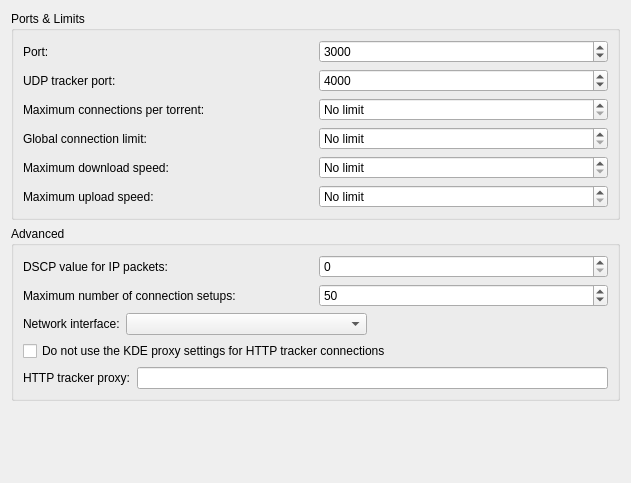
This is ktorrent/networkpref.ui in KDE/ktorrent as Qt 5 draws it before an edit. The edited form follows.
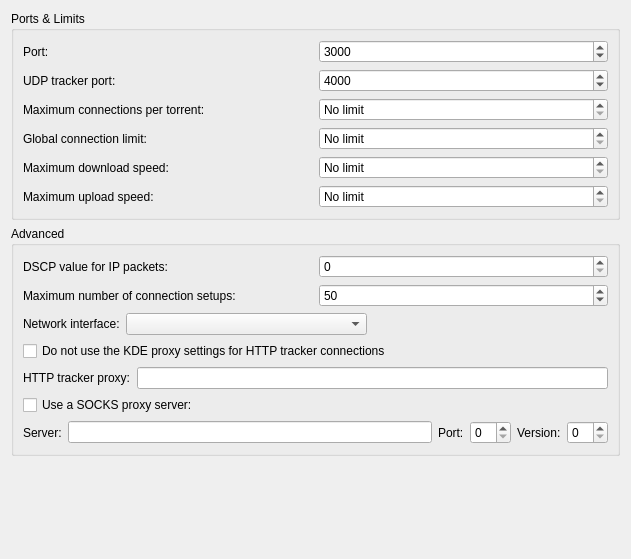
This is the edited form.

Commit message: Changes : - Added SOCKS support (v4 and v5, note: still need to do authentication for v5) - Fixed some minor issues here and there

What changed in the file:
```diff
--- a/ktorrent/networkpref.ui
+++ b/ktorrent/networkpref.ui
@@ -6,7 +6,7 @@
     <x>0</x>
     <y>0</y>
     <width>631</width>
-    <height>483</height>
+    <height>559</height>
    </rect>
   </property>
   <property name="windowTitle" >
@@ -298,6 +298,69 @@
         </item>
        </layout>
       </item>
+      <item>
+       <widget class="QCheckBox" name="kcfg_socksEnabled" >
+        <property name="toolTip" >
+         <string>&lt;html>&lt;head>&lt;meta name="qrichtext" content="1" />&lt;style type="text/css">
+p, li { white-space: pre-wrap; }
+&lt;/style>&lt;/head>&lt;body style=" font-family:'Sans Serif'; font-size:9pt; font-weight:400; font-style:normal;">
+&lt;p style=" margin-top:0px; margin-bottom:0px; margin-left:0px; margin-right:0px; -qt-block-indent:0; text-indent:0px;">Use a SOCKS proxy server for bittorrent connections.&lt;/p>
+&lt;p style="-qt-paragraph-type:empty; margin-top:0px; margin-bottom:0px; margin-left:0px; margin-right:0px; -qt-block-indent:0; text-indent:0px;">&lt;/p>
+&lt;p style=" margin-top:0px; margin-bottom:0px; margin-left:0px; margin-right:0px; -qt-block-indent:0; text-indent:0px;">&lt;span style=" font-weight:600;">Note: &lt;/span>This is not used for tracker connections&lt;/p>&lt;/body>&lt;/html></string>
+        </property>
+        <property name="text" >
+         <string>Use a SOCKS proxy server:</string>
+        </property>
+       </widget>
+      </item>
+      <item>
+       <layout class="QHBoxLayout" >
+        <item>
+         <widget class="QLabel" name="label_12" >
+          <property name="text" >
+           <string>Server:</string>
+          </property>
+         </widget>
+        </item>
+        <item>
+         <widget class="QLineEdit" name="kcfg_socksProxy" >
+          <property name="toolTip" >
+           <string>&lt;html>&lt;head>&lt;meta name="qrichtext" content="1" />&lt;style type="text/css">
+p, li { white-space: pre-wrap; }
+&lt;/style>&lt;/head>&lt;body style=" font-family:'Sans Serif'; font-size:9pt; font-weight:400; font-style:normal;">
+&lt;p style=" margin-top:0px; margin-bottom:0px; margin-left:0px; margin-right:0px; -qt-block-indent:0; text-indent:0px;">IP address or hostname of the SOCKS server&lt;/p>&lt;/body>&lt;/html></string>
+          </property>
+         </widget>
+        </item>
+        <item>
+         <widget class="QLabel" name="label_11" >
+          <property name="text" >
+           <string>Port:</string>
+          </property>
+         </widget>
+        </item>
+        <item>
+         <widget class="QSpinBox" name="kcfg_socksPort" >
+          <property name="toolTip" >
+           <string>&lt;html>&lt;head>&lt;meta name="qrichtext" content="1" />&lt;style type="text/css">
+p, li { white-space: pre-wrap; }
+&lt;/style>&lt;/head>&lt;body style=" font-family:'Sans Serif'; font-size:9pt; font-weight:400; font-style:normal;">
+&lt;p style=" margin-top:0px; margin-bottom:0px; margin-left:0px; margin-right:0px; -qt-block-indent:0; text-indent:0px;">Port used by the SOCKS server&lt;/p>&lt;/body>&lt;/html></string>
+          </property>
+         </widget>
+        </item>
+        <item>
+         <widget class="QLabel" name="label_13" >
+          <property name="text" >
+           <string>Version:</string>
+          </property>
+         </widget>
+        </item>
+        <item>
+         <widget class="QSpinBox" name="kcfg_socksVersion" />
+        </item>
+       </layout>
+      </item>
      </layout>
     </widget>
    </item>
```
Left out of the diff: 57 changed lines with no effect on the pictures. The commit also changes 10 other files.
